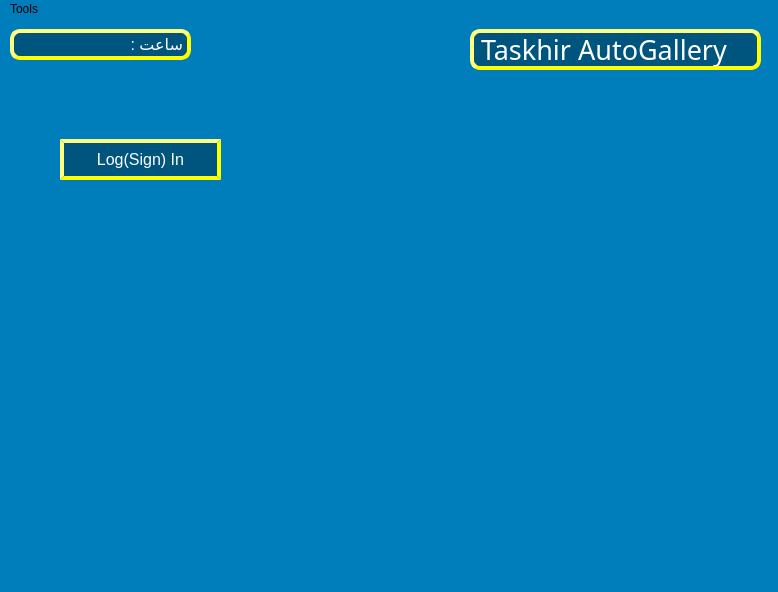
This is CarExhibitionManagement/MainWindow.ui in behruzsayyadi/AP98Project as Qt 5 draws it before an edit. The edited form follows.
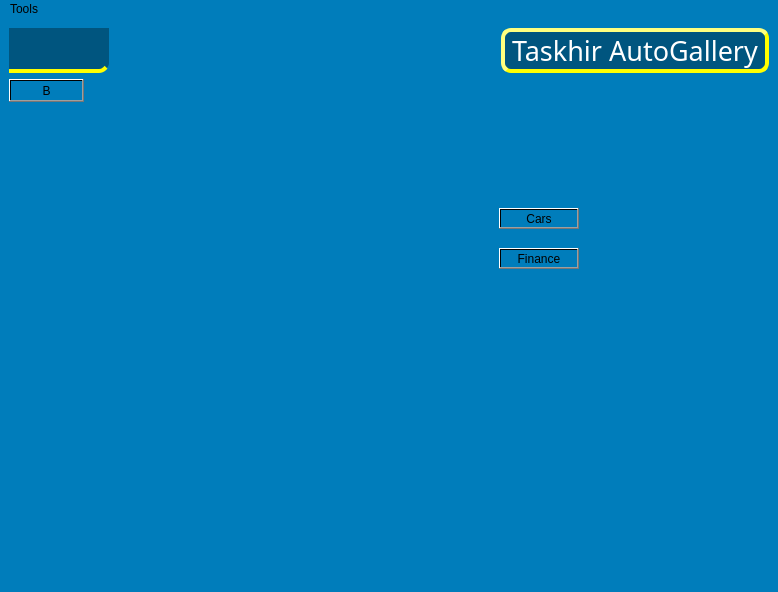
This is the edited form. The open tabs and pages were chosen to show the change. Custom widgets are drawn as their Qt base class.

Patch:
```diff
--- a/CarExhibitionManagement/MainWindow.ui
+++ b/CarExhibitionManagement/MainWindow.ui
@@ -172,15 +172,9 @@
 </string>
   </property>
   <widget class="QWidget" name="centralwidget">
+   <layout class="QGridLayout" name="gridLayout">
+    <item row="0" column="2">
    <widget class="QLabel" name="label">
-    <property name="geometry">
-     <rect>
-      <x>470</x>
-      <y>10</y>
-      <width>291</width>
-      <height>41</height>
-     </rect>
-    </property>
     <property name="font">
      <font>
       <family>Footlight MT Light</family>
@@ -201,14 +195,75 @@
      <string>Taskhir AutoGallery</string>
     </property>
    </widget>
+    </item>
+    <item row="0" column="0">
+     <widget class="QLabel" name="label_CurrentDateTime">
+      <property name="minimumSize">
+       <size>
+        <width>100</width>
+        <height>0</height>
+       </size>
+      </property>
+      <property name="font">
+       <font>
+        <pointsize>12</pointsize>
+       </font>
+      </property>
+      <property name="styleSheet">
+       <string notr="true">background-color: qlineargradient(spread:reflect, x1:1, y1:0, x2:1, y2:1, stop:0.517413 rgba(0, 85, 127, 255));
+border-color: rgb(255, 255, 0);
+color: rgb(255, 255, 255);
+border-style:outset;
+border-width:0 4 4 0;
+border-right:none;
+border-bottom-right-radius:10px;
+
+</string>
+      </property>
+      <property name="text">
+       <string/>
+      </property>
+     </widget>
+    </item>
+    <item row="0" column="1">
+     <spacer name="horizontalSpacer">
+      <property name="orientation">
+       <enum>Qt::Horizontal</enum>
+      </property>
+      <property name="sizeHint" stdset="0">
+       <size>
+        <width>40</width>
+        <height>20</height>
+       </size>
+      </property>
+     </spacer>
+    </item>
+    <item row="1" column="0">
+     <widget class="QPushButton" name="pushButton_backPage">
+      <property name="sizePolicy">
+       <sizepolicy hsizetype="Fixed" vsizetype="Fixed">
+        <horstretch>0</horstretch>
+        <verstretch>0</verstretch>
+       </sizepolicy>
+      </property>
+      <property name="minimumSize">
+       <size>
+        <width>10</width>
+        <height>10</height>
+       </size>
+      </property>
+      <property name="text">
+       <string>B</string>
+      </property>
+     </widget>
+    </item>
+    <item row="2" column="0" colspan="3">
    <widget class="QStackedWidget" name="stackedWidget">
-    <property name="geometry">
-     <rect>
-      <x>20</x>
-      <y>70</y>
-      <width>741</width>
-      <height>451</height>
-     </rect>
+      <property name="minimumSize">
+       <size>
+        <width>100</width>
+        <height>0</height>
+       </size>
     </property>
     <property name="styleSheet">
      <string notr="true"/>
@@ -216,16 +271,10 @@
     <property name="currentIndex">
      <number>0</number>
     </property>
-    <widget class="QWidget" name="page_Home">
+      <widget class="QWidget" name="page_Wellcome">
+       <layout class="QGridLayout" name="gridLayout_2">
+        <item row="1" column="0">
      <widget class="QPushButton" name="pushButton_SignLog_in">
-      <property name="geometry">
-       <rect>
-        <x>40</x>
-        <y>50</y>
-        <width>161</width>
-        <height>41</height>
-       </rect>
-      </property>
       <property name="font">
        <font>
         <pointsize>12</pointsize>
@@ -243,69 +292,42 @@
        <string>Log(Sign) In</string>
       </property>
      </widget>
-    </widget>
-    <widget class="QWidget" name="page_2"/>
-    <widget class="QWidget" name="page_3"/>
-    <widget class="QWidget" name="page_4"/>
-   </widget>
-   <widget class="QLabel" name="label_2">
+        </item>
+       </layout>
+      </widget>
+      <widget class="QWidget" name="page_Home">
+       <widget class="QPushButton" name="pushButton_Cars">
     <property name="geometry">
      <rect>
-      <x>120</x>
-      <y>10</y>
-      <width>71</width>
-      <height>31</height>
-     </rect>
-    </property>
-    <property name="font">
-     <font>
-      <pointsize>12</pointsize>
-     </font>
-    </property>
-    <property name="styleSheet">
-     <string notr="true">background-color: qlineargradient(spread:reflect, x1:1, y1:0, x2:1, y2:1, stop:0.517413 rgba(0, 85, 127, 255));
-border-color: rgb(255, 255, 0);
-color: rgb(255, 255, 255);
-border-style:outset;
-border-width:4;
-border-radius:0px;
-border-left:none;
-border-top-right-radius:10px;
-border-bottom-right-radius:10px;</string>
-    </property>
+          <x>490</x>
+          <y>100</y>
+          <width>80</width>
+          <height>21</height>
+         </rect>
+        </property>
     <property name="text">
-     <string>ساعت :</string>
-    </property>
-   </widget>
-   <widget class="QLabel" name="label_myClock">
+         <string>Cars</string>
+        </property>
+       </widget>
+       <widget class="QPushButton" name="pushButton_Finance">
     <property name="geometry">
      <rect>
-      <x>10</x>
-      <y>10</y>
-      <width>111</width>
-      <height>31</height>
-     </rect>
-    </property>
-    <property name="font">
-     <font>
-      <pointsize>12</pointsize>
-     </font>
-    </property>
-    <property name="styleSheet">
-     <string notr="true">background-color: qlineargradient(spread:reflect, x1:1, y1:0, x2:1, y2:1, stop:0.517413 rgba(0, 85, 127, 255));
-border-color: rgb(255, 255, 0);
-color: rgb(255, 255, 255);
-border-style:outset;
-border-width:4;
-border-right:none;
-border-top-left-radius:10px;
-border-bottom-left-radius:10px;
-</string>
-    </property>
+          <x>490</x>
+          <y>140</y>
+          <width>80</width>
+          <height>21</height>
+         </rect>
+        </property>
     <property name="text">
-     <string/>
-    </property>
-   </widget>
+         <string>Finance</string>
+        </property>
+       </widget>
+      </widget>
+      <widget class="Page_Cars" name="page_Cars"/>
+      <widget class="QWidget" name="page_Finance"/>
+     </widget>
+    </item>
+   </layout>
   </widget>
   <widget class="QStatusBar" name="statusbar"/>
   <widget class="QMenuBar" name="menubar">
@@ -342,6 +364,14 @@
    </property>
   </action>
  </widget>
+ <customwidgets>
+  <customwidget>
+   <class>Page_Cars</class>
+   <extends>QWidget</extends>
+   <header>Page_Cars.h</header>
+   <container>1</container>
+  </customwidget>
+ </customwidgets>
  <resources/>
  <connections/>
  <slots>
```
Left out of the diff: 41 changed lines with no effect on the pictures. Lines whose indentation alone changed are shown as unchanged.
